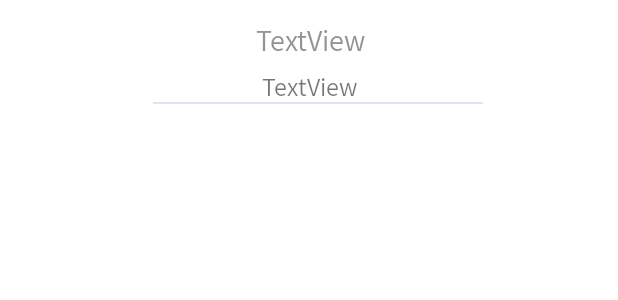
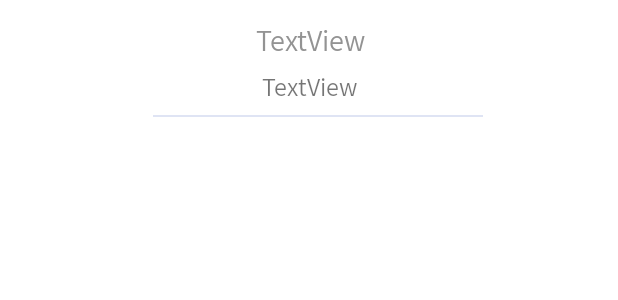
Before and after one commit to shaibrown5/Wattson, an Android app: the layout utility_info_card.xml on its own in the app's theme, with its tools: preview values and no code run, on a phone screen of 412 x 824 dp. Shown: the top 300 px of the screen. Run offline under Robolectric (Android 15) with nearby library versions, the phone set to English and light mode, and no system bars; Roboto replaces fonts that are not available here.

Commit message:
made util card larger

```diff
--- a/client/app/src/main/res/layout/utility_info_card.xml
+++ b/client/app/src/main/res/layout/utility_info_card.xml
@@ -17,7 +17,7 @@
 
         <androidx.constraintlayout.widget.ConstraintLayout
             android:layout_width="299dp"
-            android:layout_height="69dp">
+            android:layout_height="78dp">
 
             <TextView
                 android:id="@+id/textViewUtilityHeader"
```
